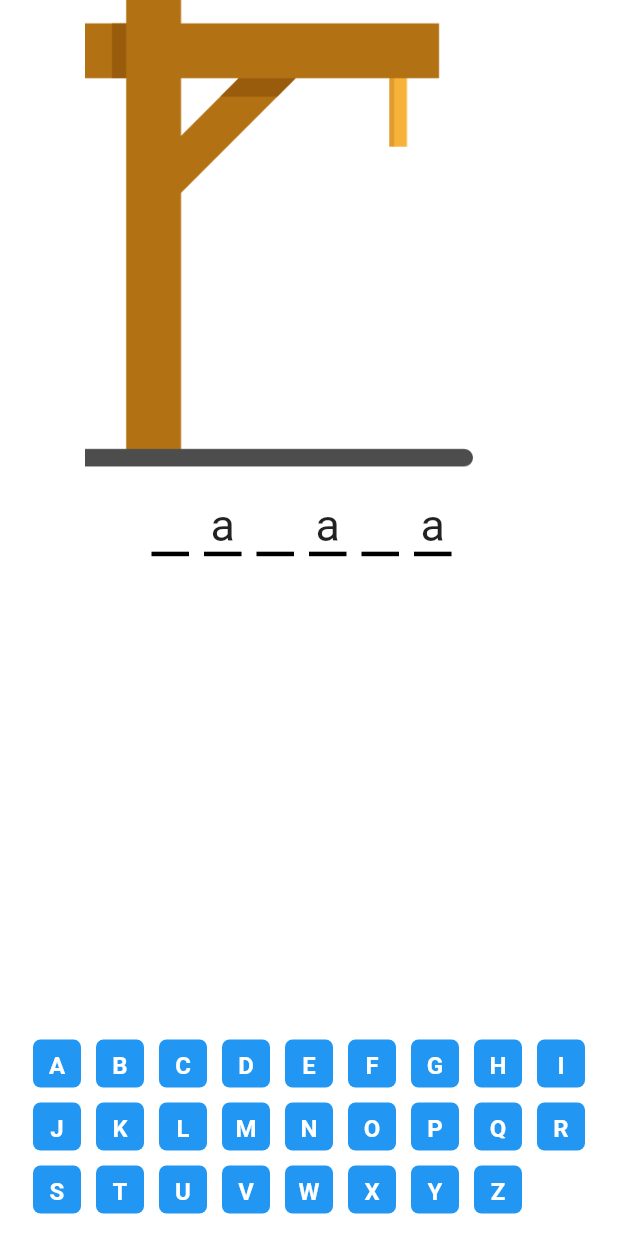
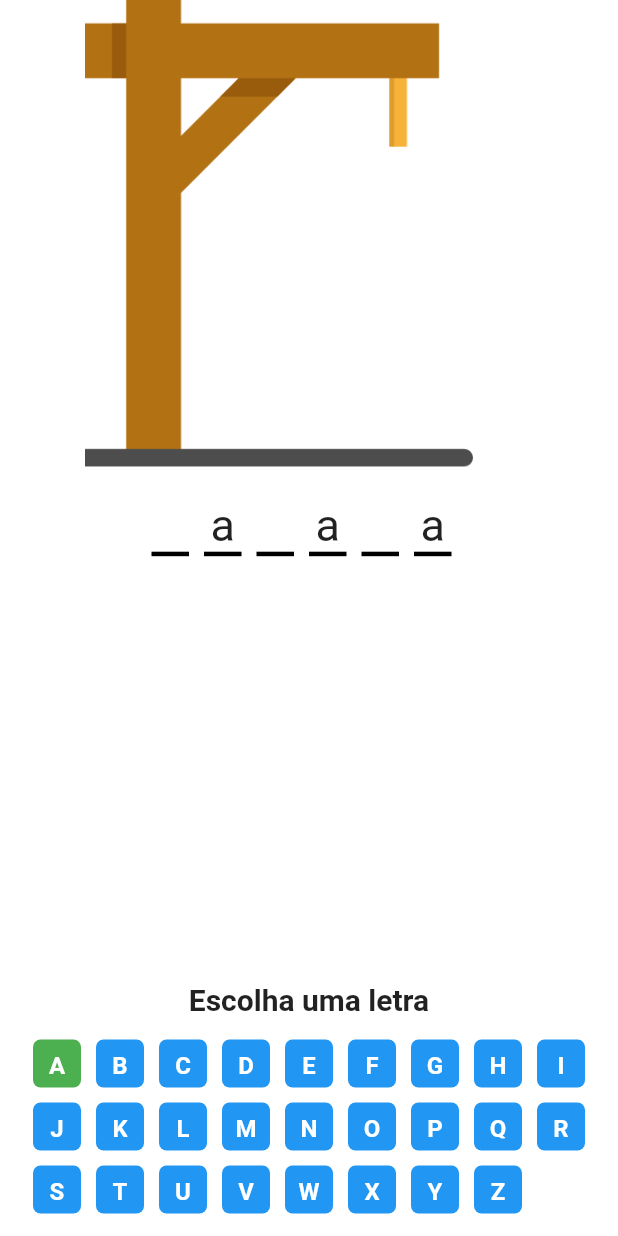
Before and after one commit to LeonMesquita/prod4_aval2_hang_game, a Flutter app: the screen it shows after launch, after a tap on an icon or button, on a phone screen of 412 x 824 dp. Run offline on Flutter 3.47's test engine with Material 2 defaults, Android fonts, the phone set to English and light mode, and no system bars; our stand-ins replace get.

Commit message:
muda a cor dos botões ao selecionar

```diff
--- a/lib/controllers/game_controller.dart
+++ b/lib/controllers/game_controller.dart
@@ -5,6 +5,7 @@ class GameController extends GetxController {
   RxString imagePath = 'assets/images/hang_images/forca1.png'.obs;
   RxString choosedWord = 'banana'.obs;
   RxString playerGuess = ''.obs;
+  //RxBool isCorrect = false.obs;
 
   void changeImagePath() {
     if (imageNumber.value == 8) {
@@ -18,6 +19,16 @@ class GameController extends GetxController {
     playerGuess.value += guess;
     if (!choosedWord.contains(guess)) {
       changeImagePath();
+      // isCorrect.value = false;
+    } else {
+      // isCorrect.value = true;
     }
   }
+
+  bool isCorrect(guess) {
+    if (!choosedWord.contains(guess)) {
+      return false;
+    }
+    return true;
+  }
 }
--- a/lib/pages/game_page/game_page.dart
+++ b/lib/pages/game_page/game_page.dart
@@ -47,10 +47,15 @@ class GamePage extends StatelessWidget {
                 child: Container(
                   // color: Colors.red.shade400,
                   child: Column(
-                    children: [
+                    children: const [
                       Expanded(child: SizedBox()),
+                      Text(
+                        'Escolha uma letra',
+                        style: TextStyle(
+                            fontSize: 20, fontWeight: FontWeight.bold),
+                      ),
                       Padding(
-                        padding: const EdgeInsets.only(bottom: 10),
+                        padding: EdgeInsets.symmetric(vertical: 10),
                         child: AlphabetButtons(),
                       ),
                     ],
--- a/lib/widgets/alphabet_buttons.dart
+++ b/lib/widgets/alphabet_buttons.dart
@@ -3,12 +3,13 @@ import 'package:get/get.dart';
 import 'package:prod4_aval2_hang_game/controllers/game_controller.dart';
 
 class AlphabetButtons extends StatelessWidget {
-  AlphabetButtons({Key? key}) : super(key: key);
-  // gerando lista do alfabeto
+  const AlphabetButtons({Key? key}) : super(key: key);
 
   @override
   Widget build(BuildContext context) {
     final gameController = Get.find<GameController>();
+    //
+    // gerando lista do alfabeto
     var aCode = 'A'.codeUnitAt(0);
     var zCode = 'Z'.codeUnitAt(0);
     List<String> alphabets = List<String>.generate(
@@ -31,27 +32,47 @@ class AlphabetButtons extends StatelessWidget {
   }
 }
 
-class AlphButton extends StatelessWidget {
+class AlphButton extends StatefulWidget {
   final String buttonText;
-  final VoidCallback onpress;
-  const AlphButton({Key? key, required this.buttonText, required this.onpress})
+  final Function() onpress;
+
+  AlphButton({Key? key, required this.buttonText, required this.onpress})
       : super(key: key);
 
   @override
+  State<AlphButton> createState() => _AlphButtonState();
+}
+
+class _AlphButtonState extends State<AlphButton> {
+  bool isSelected = false;
+  final gameController = Get.find<GameController>();
+
+  @override
   Widget build(BuildContext context) {
+    Color statusColor =
+        gameController.isCorrect(widget.buttonText.toLowerCase())
+            ? Colors.green
+            : Colors.red;
     return Padding(
       padding: const EdgeInsets.all(5.0),
       child: Container(
         height: 32,
         width: 32,
         decoration: BoxDecoration(
-          color: Colors.blue,
+          color: !isSelected ? Colors.blue : statusColor,
           borderRadius: BorderRadius.circular(5),
         ),
         child: TextButton(
-          onPressed: onpress,
+          onPressed: !isSelected
+              ? () {
+                  widget.onpress();
+                  setState(() {
+                    isSelected = true;
+                  });
+                }
+              : null,
           child: Text(
-            buttonText,
+            widget.buttonText,
             style: const TextStyle(
                 fontWeight: FontWeight.bold, fontSize: 16, color: Colors.white),
           ),
```
